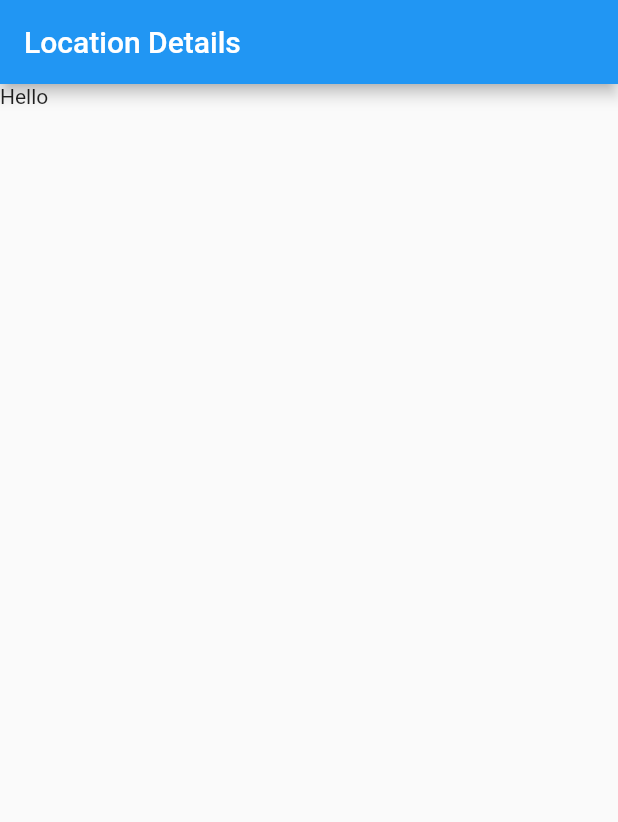
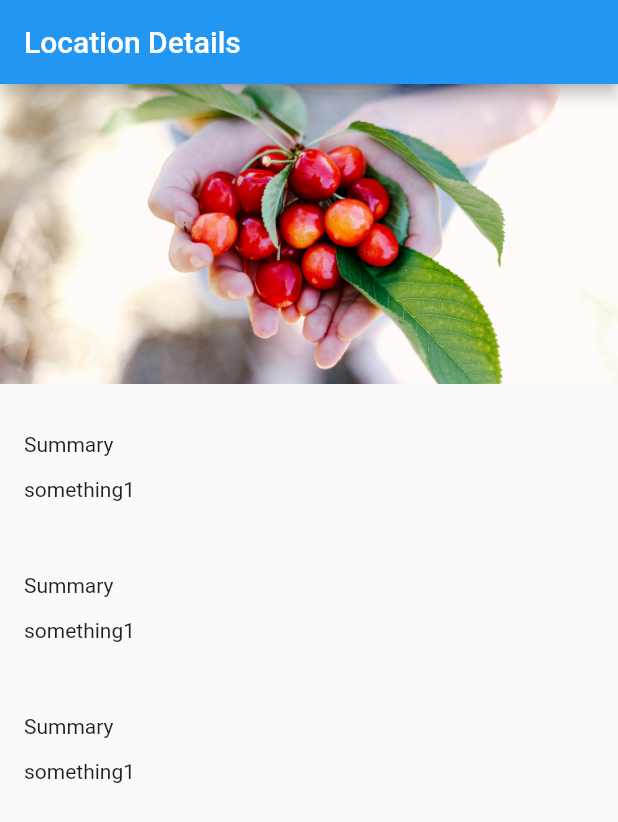
Before and after one commit to rahat1994/flutter_demo, a Flutter app: the screen it shows after launch, on a phone screen of 412 x 824 dp. Shown: the top 822 px of the screen. Run offline on Flutter 3.47's test engine with Material 2 defaults, Android fonts, the phone set to English and light mode, and no system bars.

Commit message:
Adding Image and fonts.

```diff
--- /dev/null
+++ b/lib/screens/location_detail/image_banner.dart
@@ -0,0 +1,24 @@
+import 'package:flutter/material.dart';
+
+class ImageBanner extends StatelessWidget {
+
+  final String _assetPath;
+
+  ImageBanner(this._assetPath);
+
+  @override
+  Widget build(BuildContext context) {
+
+    return Container(
+      constraints: BoxConstraints.expand(
+        height: 200.0,
+      ),
+      decoration: BoxDecoration(color: Colors.blueAccent),
+      child: Image.asset(
+                          this._assetPath,
+                          fit: BoxFit.cover
+                      ),
+    );
+  }
+
+}
--- a/lib/screens/location_detail/location_detail.dart
+++ b/lib/screens/location_detail/location_detail.dart
@@ -1,4 +1,6 @@
 import 'package:flutter/material.dart';
+import 'image_banner.dart';
+import 'text_section.dart';
 
 class LocationDetail extends StatelessWidget {
   @override
@@ -8,7 +10,16 @@ class LocationDetail extends StatelessWidget {
       appBar: AppBar(
         title: Text('Location Details'),
       ),
-      body: Text('Hello'),
+      body:Column(
+        mainAxisAlignment: MainAxisAlignment.start,
+        crossAxisAlignment: CrossAxisAlignment.stretch,
+        children: <Widget>[
+          ImageBanner('assets/images/image_1.jpg'),
+          TextSection('Summary','something1'),
+          TextSection('Summary','something1'),
+          TextSection('Summary','something1'),
+        ],
+      )
     );
   }
 
--- /dev/null
+++ b/lib/screens/location_detail/text_section.dart
@@ -0,0 +1,31 @@
+import 'package:flutter/material.dart';
+
+class TextSection extends StatelessWidget{
+
+  final String _title;
+  final String _body;
+  static const double _hpad = 16.0;
+
+  TextSection(this._title,this._body);
+
+  @override
+  Widget build(BuildContext context) {
+
+    return Column(
+      mainAxisAlignment: MainAxisAlignment.start,
+      crossAxisAlignment: CrossAxisAlignment.stretch,
+
+      children: <Widget>[
+        Container(
+          padding: const EdgeInsets.fromLTRB(_hpad, 32.0, _hpad, 4.0),
+          child: Text(_title),
+        ),
+        Container(
+          padding: const EdgeInsets.fromLTRB(_hpad, 10.0, _hpad, _hpad),
+          child: Text(_body),
+        ),
+      ],
+    );
+  }
+
+}
--- a/pubspec.yaml
+++ b/pubspec.yaml
@@ -41,9 +41,8 @@ flutter:
   uses-material-design: true
 
   # To add assets to your application, add an assets section, like this:
-  # assets:
-  #  - images/a_dot_burr.jpeg
-  #  - images/a_dot_ham.jpeg
+  assets:
+   - assets/images/
 
   # An image asset can refer to one or more resolution-specific "variants", see
   # https://flutter.dev/assets-and-images/#resolution-aware.
```
Also changed, not shown: assets/images/image_1.jpg (added).
